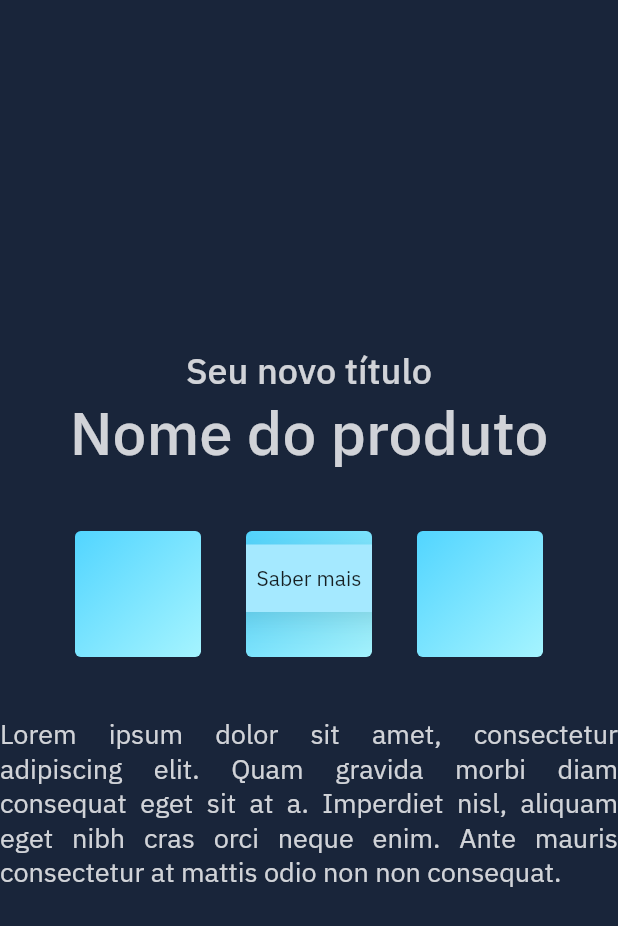
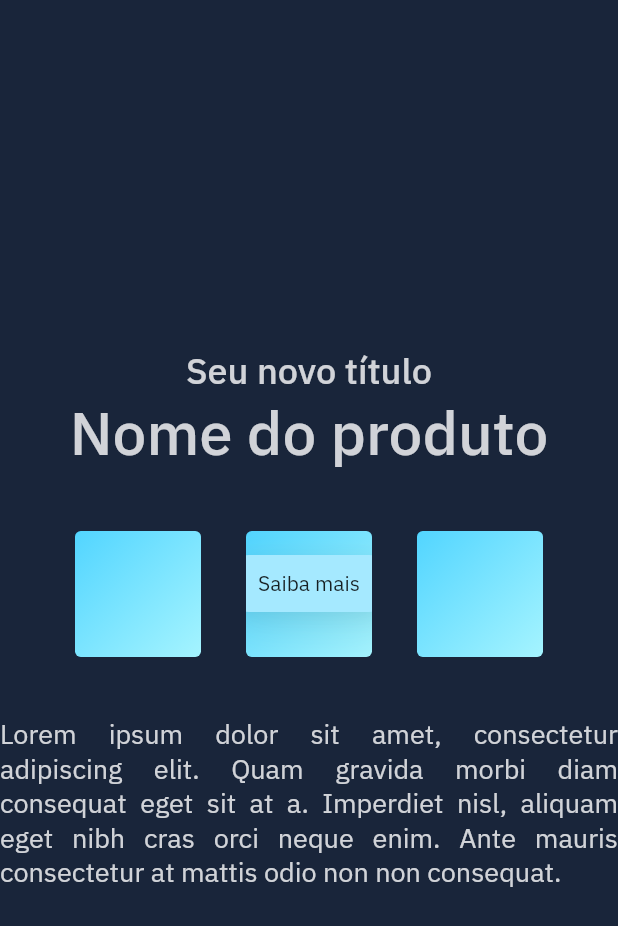
Before and after one commit to diegomors/speedup, a Flutter app: the screen it shows after launch, on a phone screen of 412 x 824 dp. Shown: the top 926 px of the screen. Run offline on Flutter 3.47's test engine with Material 2 defaults, Android fonts, the phone set to English and light mode, and no system bars.

Commit message:
criacao do mytext

```diff
--- a/lib/my_button.dart
+++ b/lib/my_button.dart
@@ -13,8 +13,14 @@ class MyButton extends StatelessWidget {
   @override
   Widget build(BuildContext context) {
     return Container(
-      width: 230,
-      height: 45,
+      padding: const EdgeInsets.symmetric(
+        horizontal: 25,
+        vertical: 10,
+      ),
+      constraints: const BoxConstraints(
+        maxWidth: 230,
+        maxHeight: 45,
+      ),
       decoration: BoxDecoration(
         color: background,
         borderRadius: const BorderRadius.all(Radius.circular(53)),
@@ -31,7 +37,13 @@ class MyButton extends StatelessWidget {
           ),
         ],
       ),
-      child: Center(child: Text(text)),
+      child: Row(
+        mainAxisAlignment: MainAxisAlignment.center,
+        mainAxisSize: MainAxisSize.min,
+        children: [
+          Flexible(child: Text(text)),
+        ],
+      ),
     );
   }
 }
--- a/lib/my_home_page.dart
+++ b/lib/my_home_page.dart
@@ -1,6 +1,8 @@
 import 'package:flutter/material.dart';
 import 'package:speedup/my_button.dart';
 import 'package:speedup/my_carousel_item.dart';
+
+import 'my_text.dart';
 
 class MyHomePage extends StatefulWidget {
   const MyHomePage({Key? key}) : super(key: key);
@@ -31,21 +33,15 @@ class _MyHomePageState extends State<MyHomePage> {
                   mainAxisAlignment: MainAxisAlignment.center,
                   crossAxisAlignment: CrossAxisAlignment.center,
                   children: [
-                    const Text(
+                    const MyText(
                       'Seu novo título',
-                      style: TextStyle(
                       fontWeight: FontWeight.w500,
                       fontSize: 24,
-                        color: Color.fromRGBO(255, 255, 255, 0.8),
                     ),
-                    ),
-                    const Text(
+                    const MyText(
                       'Nome do produto',
-                      style: TextStyle(
                       fontWeight: FontWeight.w500,
                       fontSize: 40,
-                        color: Color.fromRGBO(255, 255, 255, 0.8),
-                      ),
                     ),
                     Padding(
                       padding: const EdgeInsets.symmetric(horizontal: 50, vertical: 40),
@@ -63,9 +59,7 @@ class _MyHomePageState extends State<MyHomePage> {
                                 MyCarouselItem(),
                                 Positioned(
                                   bottom: 30,
-                                  child: MyButton(
-                                    text: 'Saber mais',
-                                  ),
+                                  child: MyButton(text: 'Saiba mais'),
                                 ),
                               ],
                             ),
@@ -79,14 +73,11 @@ class _MyHomePageState extends State<MyHomePage> {
                     ),
                     const SizedBox(
                       width: 461,
-                      child: Text(
+                      child: MyText(
                         'Lorem ipsum dolor sit amet, consectetur adipiscing elit. Quam gravida morbi diam consequat eget sit at a. '
                         'Imperdiet nisl, aliquam eget nibh cras orci neque enim. Ante mauris consectetur at mattis odio non non consequat. ',
-                        style: TextStyle(
                         fontWeight: FontWeight.w400,
                         fontSize: 18,
-                          color: Color.fromRGBO(255, 255, 255, 0.8),
-                        ),
                         textAlign: TextAlign.justify,
                       ),
                     ),
--- /dev/null
+++ b/lib/my_text.dart
@@ -0,0 +1,31 @@
+import 'package:flutter/material.dart';
+
+class MyText extends StatelessWidget {
+  final String text;
+  final FontWeight fontWeight;
+  final double fontSize;
+  final TextAlign? textAlign;
+  final Color color;
+
+  const MyText(
+    this.text, {
+    Key? key,
+    this.fontWeight = FontWeight.w500,
+    required this.fontSize,
+    this.textAlign,
+    this.color = const Color.fromRGBO(255, 255, 255, 0.8),
+  }) : super(key: key);
+
+  @override
+  Widget build(BuildContext context) {
+    return Text(
+      text,
+      style: TextStyle(
+        fontWeight: fontWeight,
+        fontSize: fontSize,
+        color: color,
+      ),
+      textAlign: textAlign,
+    );
+  }
+}
```
Lines whose indentation alone changed are shown as unchanged.
